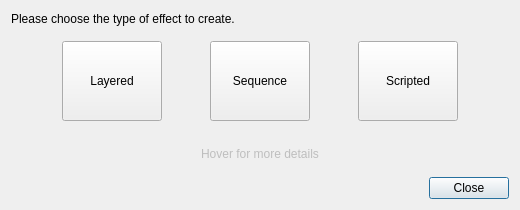
This is data/qt/new-effect.ui in polychromatic/polychromatic as Qt 5 draws it before an edit. The edited form follows.
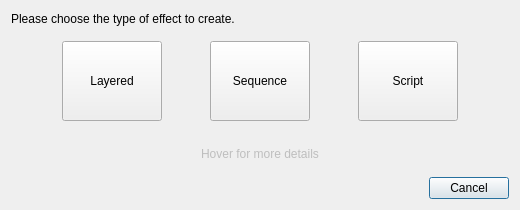
This is the edited form. Icons and pictures are not drawn.

```diff
--- a/data/qt/new-effect.ui
+++ b/data/qt/new-effect.ui
@@ -105,7 +105,7 @@
          <string>Write the effect using the Python programming language</string>
         </property>
         <property name="text">
-         <string extracomment="Button when creating a new effect">Scripted</string>
+         <string extracomment="Button when creating a new effect">Script</string>
         </property>
         <property name="iconSize">
          <size>
@@ -146,7 +146,7 @@
    <item>
     <widget class="QDialogButtonBox" name="DialogButtons">
      <property name="standardButtons">
-      <set>QDialogButtonBox::Close</set>
+      <set>QDialogButtonBox::Cancel</set>
      </property>
     </widget>
    </item>
```
